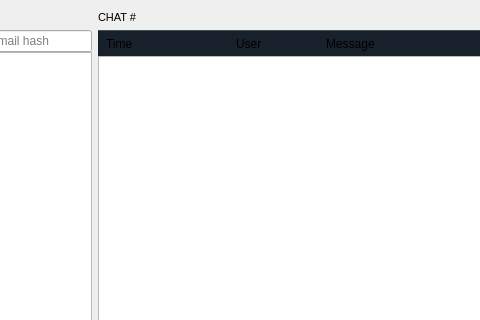
BlockSettle/terminal, file BlockSettleUILib/ChatWidget.ui: the form before one commit; both pictures show x 95 to 575 and y 0 to 320 of the 1006 by 666 pixel window.
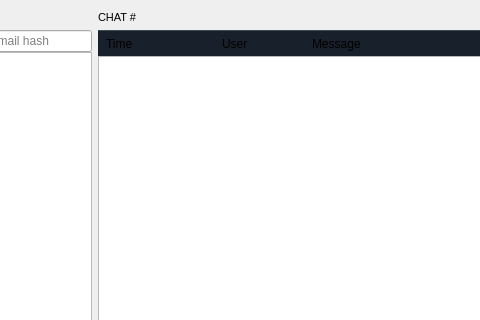
The form after the commit. The open tabs and pages were chosen to show the change. Custom widgets are drawn as their Qt base class.

Commit message: Additional UI fix for user status icon spacing in OTC Chat

The edit to the form file:
```diff
--- a/BlockSettleUILib/ChatWidget.ui
+++ b/BlockSettleUILib/ChatWidget.ui
@@ -399,7 +399,7 @@
                      </property>
                      <property name="minimumSize">
                       <size>
-                       <width>110</width>
+                       <width>96</width>
                        <height>0</height>
                       </size>
                      </property>
```
